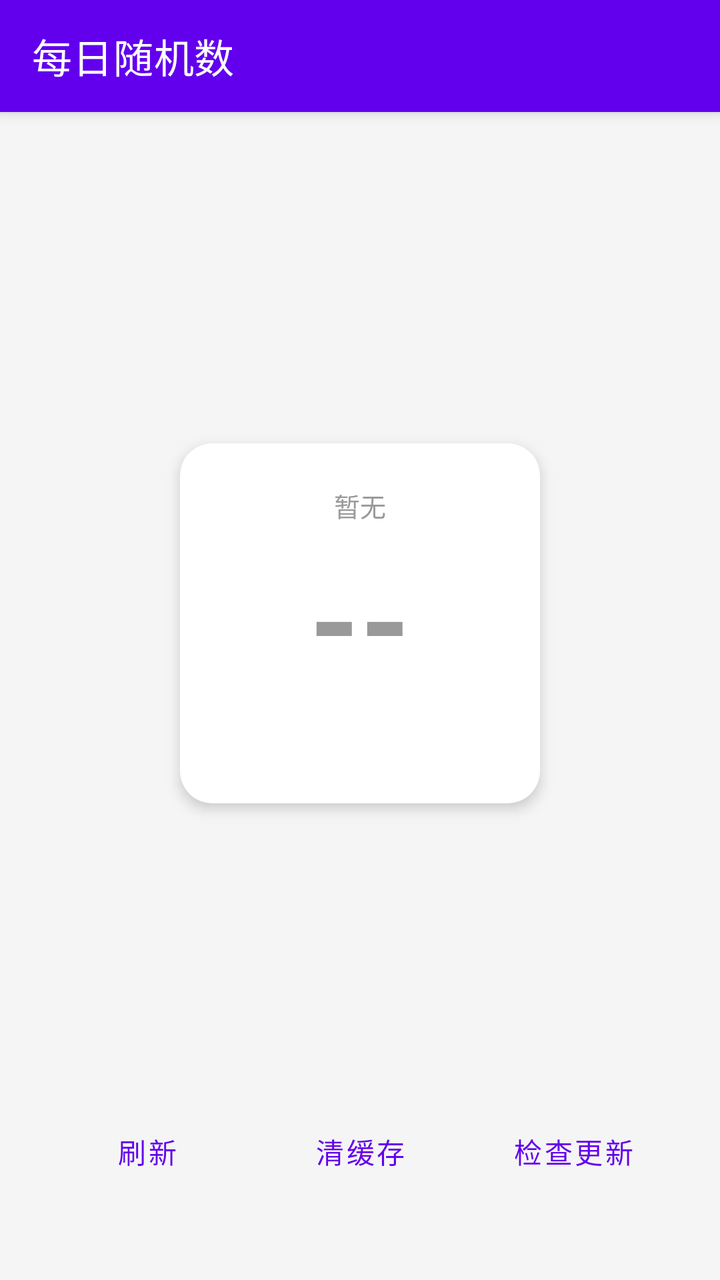
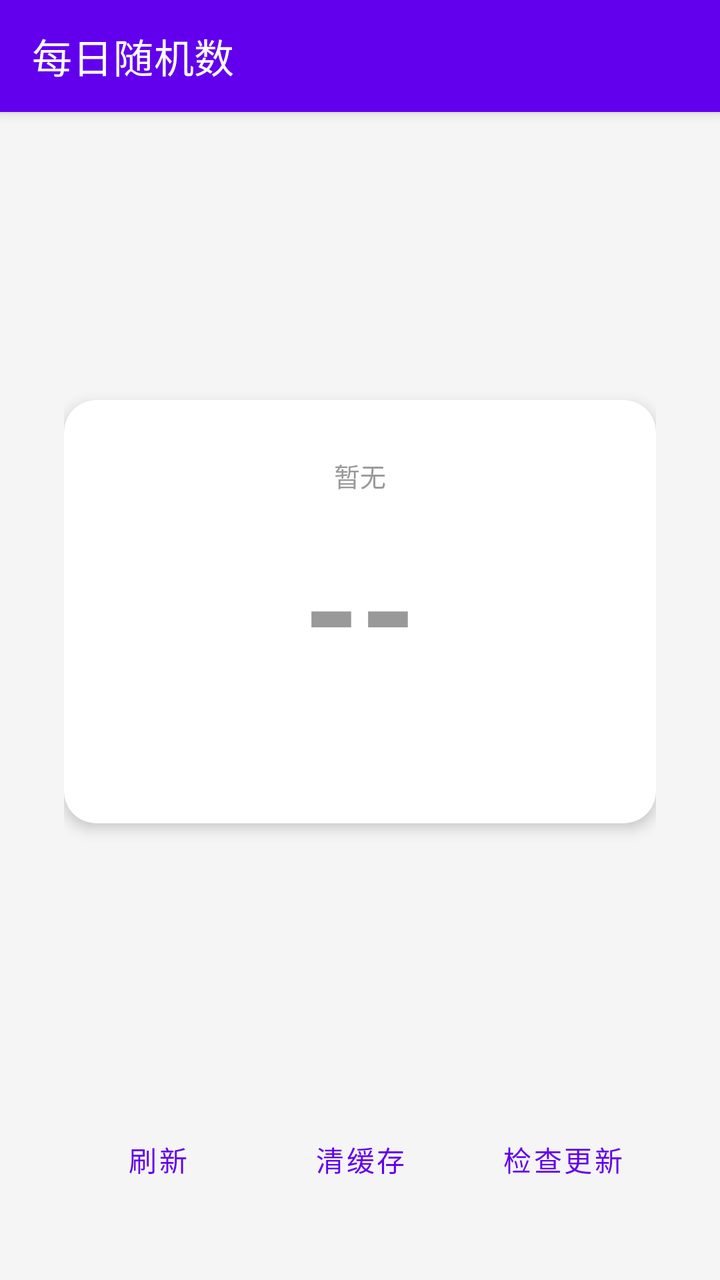

An Android layout rendered at two revisions. The XML below is the earlier revision; the diff shows what the commit changed to produce the second picture.
<!-- AndroidManifest.xml: application theme Theme.DailyRandom -->
<!-- res/layout/activity_main.xml -->
<?xml version="1.0" encoding="utf-8"?>
<LinearLayout
    xmlns:android="http://schemas.android.com/apk/res/android"
    xmlns:app="http://schemas.android.com/apk/res-auto"
    android:layout_width="match_parent"
    android:layout_height="match_parent"
    android:orientation="vertical"
    android:background="#F5F5F5">

    <com.google.android.material.appbar.MaterialToolbar
        android:id="@+id/toolbar"
        android:layout_width="match_parent"
        android:layout_height="?attr/actionBarSize"
        android:background="#6200EE"
        android:theme="@style/ThemeOverlay.MaterialComponents.Dark.ActionBar"
        android:elevation="4dp"
        app:title="每日随机数"
        app:titleTextColor="@android:color/white" />

    <LinearLayout
        android:layout_width="match_parent"
        android:layout_height="0dp"
        android:layout_weight="1"
        android:orientation="vertical"
        android:gravity="center"
        android:paddingHorizontal="32dp"
        android:paddingTop="24dp"
        android:paddingBottom="8dp">

        <com.google.android.material.card.MaterialCardView
            android:layout_width="180dp"
            android:layout_height="180dp"
            app:cardCornerRadius="16dp"
            app:cardElevation="4dp"
            app:cardBackgroundColor="@android:color/white">

            <LinearLayout
                android:layout_width="match_parent"
                android:layout_height="match_parent"
                android:orientation="vertical"
                android:gravity="center">

                <TextView
                    android:id="@+id/tvDate"
                    android:layout_width="wrap_content"
                    android:layout_height="wrap_content"
                    android:text="暂无"
                    android:textSize="13sp"
                    android:textColor="#999999"
                    android:layout_marginBottom="4dp"/>

                <TextView
                    android:id="@+id/tvRandom"
                    android:layout_width="wrap_content"
                    android:layout_height="wrap_content"
                    android:text="--"
                    android:textSize="64sp"
                    android:textStyle="bold"
                    android:textColor="#999999"/>

                <TextView
                    android:id="@+id/tvOddEven"
                    android:layout_width="wrap_content"
                    android:layout_height="wrap_content"
                    android:text=""
                    android:textSize="18sp"
                    android:textColor="#CCCCCC"
                    android:layout_marginTop="4dp"/>
            </LinearLayout>
        </com.google.android.material.card.MaterialCardView>

    </LinearLayout>

    <LinearLayout
        android:layout_width="match_parent"
        android:layout_height="wrap_content"
        android:orientation="vertical"
        android:paddingHorizontal="24dp"
        android:paddingBottom="20dp"
        android:background="#F5F5F5">

        <LinearLayout
            android:layout_width="match_parent"
            android:layout_height="wrap_content"
            android:orientation="horizontal"
            android:gravity="center">

            <Button
                android:id="@+id/btnRefresh"
                android:layout_width="0dp"
                android:layout_height="wrap_content"
                android:layout_weight="1"
                android:text="刷新"
                android:layout_marginEnd="4dp"
                style="@style/Widget.MaterialComponents.Button.OutlinedButton"/>

            <Button
                android:id="@+id/btnClear"
                android:layout_width="0dp"
                android:layout_height="wrap_content"
                android:layout_weight="1"
                android:text="清缓存"
                android:layout_marginStart="4dp"
                android:layout_marginEnd="4dp"
                style="@style/Widget.MaterialComponents.Button.OutlinedButton"/>

            <Button
                android:id="@+id/btnUpdate"
                android:layout_width="0dp"
                android:layout_height="wrap_content"
                android:layout_weight="1"
                android:text="检查更新"
                android:layout_marginStart="4dp"
                style="@style/Widget.MaterialComponents.Button.OutlinedButton"/>
        </LinearLayout>

        <TextView
            android:id="@+id/tvUpdateStatus"
            android:layout_width="match_parent"
            android:layout_height="wrap_content"
            android:text=""
            android:textSize="12sp"
            android:textColor="#AAAAAA"
            android:gravity="center"
            android:layout_marginTop="4dp"/>
    </LinearLayout>

</LinearLayout>
<!-- resources referenced by this layout -->
<resources>
  <style name="Theme.DailyRandom" parent="Theme.MaterialComponents.NoActionBar">
          <item name="colorPrimary">#6200EE</item>
          <item name="colorPrimaryVariant">#3700B3</item>
          <item name="colorOnPrimary">@color/white</item>
          <item name="colorSecondary">#03DAC5</item>
          <item name="colorSecondaryVariant">#018786</item>
          <item name="colorOnSecondary">@color/black</item>
          <item name="android:statusBarColor">#6200EE</item>
          <item name="android:navigationBarColor">#6200EE</item>
          <item name="android:windowLightStatusBar">false</item>
      </style>
  <color name="white">#FFFFFFFF</color>
  <color name="black">#FF000000</color>
</resources>

<!-- the commit's change to res/layout/activity_main.xml (unified diff, before → after) -->
@@ -23,22 +23,23 @@
         android:layout_weight="1"
         android:orientation="vertical"
         android:gravity="center"
-        android:paddingHorizontal="32dp"
-        android:paddingTop="24dp"
-        android:paddingBottom="8dp">
+        android:paddingHorizontal="32dp">
 
         <com.google.android.material.card.MaterialCardView
-            android:layout_width="180dp"
-            android:layout_height="180dp"
+            android:layout_width="match_parent"
+            android:layout_height="wrap_content"
+            android:minHeight="160dp"
             app:cardCornerRadius="16dp"
             app:cardElevation="4dp"
             app:cardBackgroundColor="@android:color/white">
 
             <LinearLayout
                 android:layout_width="match_parent"
-                android:layout_height="match_parent"
+                android:layout_height="wrap_content"
                 android:orientation="vertical"
-                android:gravity="center">
+                android:gravity="center"
+                android:paddingVertical="28dp"
+                android:paddingHorizontal="16dp">
 
                 <TextView
                     android:id="@+id/tvDate"
@@ -47,14 +48,14 @@
                     android:text="暂无"
                     android:textSize="13sp"
                     android:textColor="#999999"
-                    android:layout_marginBottom="4dp"/>
+                    android:layout_marginBottom="8dp"/>
 
                 <TextView
                     android:id="@+id/tvRandom"
                     android:layout_width="wrap_content"
                     android:layout_height="wrap_content"
                     android:text="--"
-                    android:textSize="64sp"
+                    android:textSize="72sp"
                     android:textStyle="bold"
                     android:textColor="#999999"/>
 
@@ -65,7 +66,7 @@
                     android:text=""
                     android:textSize="18sp"
                     android:textColor="#CCCCCC"
-                    android:layout_marginTop="4dp"/>
+                    android:layout_marginTop="8dp"/>
             </LinearLayout>
         </com.google.android.material.card.MaterialCardView>
 
@@ -75,8 +76,8 @@
         android:layout_width="match_parent"
         android:layout_height="wrap_content"
         android:orientation="vertical"
-        android:paddingHorizontal="24dp"
-        android:paddingBottom="20dp"
+        android:paddingHorizontal="32dp"
+        android:paddingBottom="16dp"
         android:background="#F5F5F5">
 
         <LinearLayout
